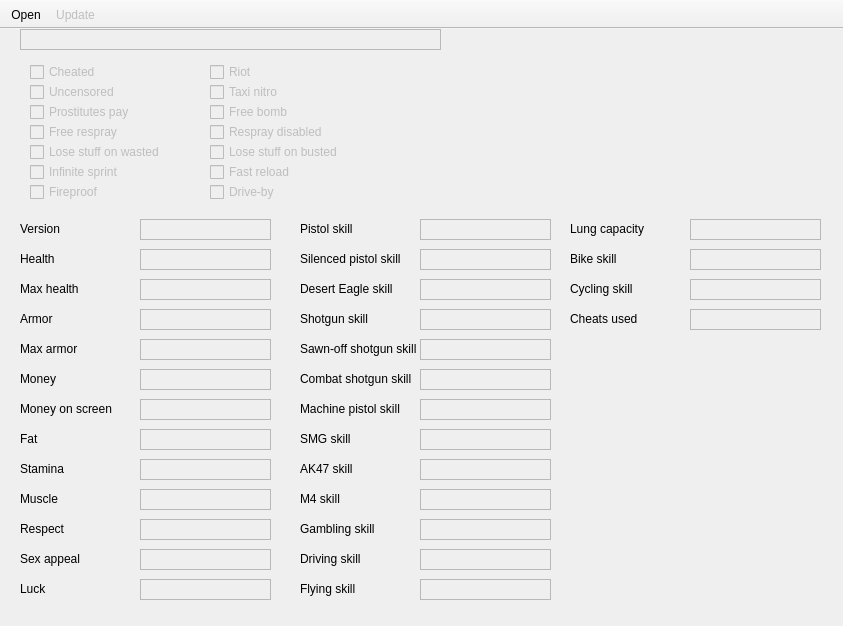
zyzalfors/GTASASaveEditor, file mainform.ui: the form before one commit.
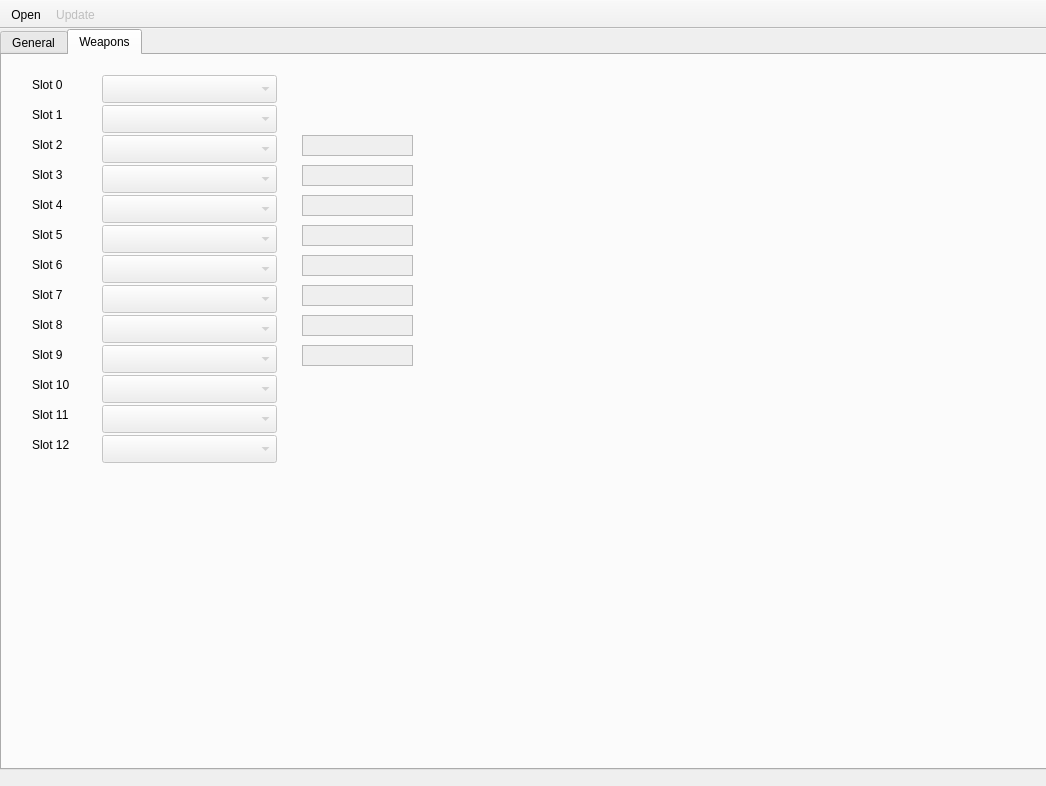
The form after the commit. Icons and pictures are not drawn.

What changed in the file:
```diff
--- a/mainform.ui
+++ b/mainform.ui
@@ -6,8 +6,8 @@
    <rect>
     <x>0</x>
     <y>0</y>
-    <width>843</width>
-    <height>626</height>
+    <width>1046</width>
+    <height>786</height>
    </rect>
   </property>
   <property name="acceptDrops">
@@ -16,8 +16,24 @@
   <property name="windowTitle">
    <string>GTA SA Save Editor</string>
   </property>
-  <widget class="QWidget" name="centralwidget">
-   <widget class="QCheckBox" name="check1">
+  <widget class="QWidget" name="centralWidget">
+   <widget class="QTabWidget" name="tabs">
+    <property name="geometry">
+     <rect>
+      <x>0</x>
+      <y>0</y>
+      <width>1051</width>
+      <height>741</height>
+     </rect>
+    </property>
+    <property name="currentIndex">
+     <number>1</number>
+    </property>
+    <widget class="QWidget" name="genTab">
+     <attribute name="title">
+      <string>General</string>
+     </attribute>
+     <widget class="QCheckBox" name="check0">
     <property name="enabled">
      <bool>false</bool>
     </property>
@@ -33,7 +49,7 @@
      <string>Cheated</string>
     </property>
    </widget>
-   <widget class="QCheckBox" name="check2">
+     <widget class="QCheckBox" name="check1">
     <property name="enabled">
      <bool>false</bool>
     </property>
@@ -49,7 +65,7 @@
      <string>Riot</string>
     </property>
    </widget>
-   <widget class="QCheckBox" name="check3">
+     <widget class="QCheckBox" name="check2">
     <property name="enabled">
      <bool>false</bool>
     </property>
@@ -65,7 +81,7 @@
      <string>Uncensored</string>
     </property>
    </widget>
-   <widget class="QCheckBox" name="check4">
+     <widget class="QCheckBox" name="check3">
     <property name="enabled">
      <bool>false</bool>
     </property>
@@ -81,7 +97,7 @@
      <string>Taxi nitro</string>
     </property>
    </widget>
-   <widget class="QCheckBox" name="check5">
+     <widget class="QCheckBox" name="check4">
     <property name="enabled">
      <bool>false</bool>
     </property>
@@ -97,7 +113,7 @@
      <string>Prostitutes pay</string>
     </property>
    </widget>
-   <widget class="QCheckBox" name="check6">
+     <widget class="QCheckBox" name="check5">
     <property name="enabled">
      <bool>false</bool>
     </property>
@@ -113,7 +129,7 @@
      <string>Free bomb</string>
     </property>
    </widget>
-   <widget class="QCheckBox" name="check7">
+     <widget class="QCheckBox" name="check6">
     <property name="enabled">
      <bool>false</bool>
     </property>
@@ -129,7 +145,7 @@
      <string>Free respray</string>
     </property>
    </widget>
-   <widget class="QCheckBox" name="check8">
+     <widget class="QCheckBox" name="check7">
     <property name="enabled">
      <bool>false</bool>
     </property>
@@ -145,7 +161,7 @@
      <string>Respray disabled</string>
     </property>
    </widget>
-   <widget class="QCheckBox" name="check9">
+     <widget class="QCheckBox" name="check8">
     <property name="enabled">
      <bool>false</bool>
     </property>
@@ -161,7 +177,7 @@
      <string>Lose stuff on wasted</string>
     </property>
    </widget>
-   <widget class="QCheckBox" name="check10">
+     <widget class="QCheckBox" name="check9">
     <property name="enabled">
      <bool>false</bool>
     </property>
@@ -177,7 +193,7 @@
      <string>Lose stuff on busted</string>
     </property>
    </widget>
-   <widget class="QCheckBox" name="check11">
+     <widget class="QCheckBox" name="check10">
     <property name="enabled">
      <bool>false</bool>
     </property>
@@ -193,7 +209,7 @@
      <string>Infinite sprint</string>
     </property>
    </widget>
-   <widget class="QCheckBox" name="check12">
+     <widget class="QCheckBox" name="check11">
     <property name="enabled">
      <bool>false</bool>
     </property>
@@ -209,7 +225,7 @@
      <string>Fast reload</string>
     </property>
    </widget>
-   <widget class="QCheckBox" name="check13">
+     <widget class="QCheckBox" name="check12">
     <property name="enabled">
      <bool>false</bool>
     </property>
@@ -225,7 +241,7 @@
      <string>Fireproof</string>
     </property>
    </widget>
-   <widget class="QCheckBox" name="check14">
+     <widget class="QCheckBox" name="check13">
     <property name="enabled">
      <bool>false</bool>
     </property>
@@ -1735,6 +1751,592 @@
     <property name="undoRedoEnabled">
      <bool>false</bool>
     </property>
+     </widget>
+     <widget class="QCheckBox" name="check14">
+      <property name="enabled">
+       <bool>false</bool>
+      </property>
+      <property name="geometry">
+       <rect>
+        <x>390</x>
+        <y>30</y>
+        <width>131</width>
+        <height>26</height>
+       </rect>
+      </property>
+      <property name="text">
+       <string>Roadblocked SF</string>
+      </property>
+     </widget>
+     <widget class="QCheckBox" name="check16">
+      <property name="enabled">
+       <bool>false</bool>
+      </property>
+      <property name="geometry">
+       <rect>
+        <x>390</x>
+        <y>50</y>
+        <width>131</width>
+        <height>26</height>
+       </rect>
+      </property>
+      <property name="text">
+       <string>Roadblocked LV</string>
+      </property>
+     </widget>
+    </widget>
+    <widget class="QWidget" name="weapTab">
+     <attribute name="title">
+      <string>Weapons</string>
+     </attribute>
+     <widget class="QLabel" name="label31">
+      <property name="geometry">
+       <rect>
+        <x>30</x>
+        <y>20</y>
+        <width>63</width>
+        <height>20</height>
+       </rect>
+      </property>
+      <property name="text">
+       <string>Slot 0</string>
+      </property>
+     </widget>
+     <widget class="QLabel" name="label32">
+      <property name="geometry">
+       <rect>
+        <x>30</x>
+        <y>50</y>
+        <width>63</width>
+        <height>20</height>
+       </rect>
+      </property>
+      <property name="text">
+       <string>Slot 1</string>
+      </property>
+     </widget>
+     <widget class="QLabel" name="label33">
+      <property name="geometry">
+       <rect>
+        <x>30</x>
+        <y>80</y>
+        <width>63</width>
+        <height>20</height>
+       </rect>
+      </property>
+      <property name="text">
+       <string>Slot 2</string>
+      </property>
+     </widget>
+     <widget class="QLabel" name="label34">
+      <property name="geometry">
+       <rect>
+        <x>30</x>
+        <y>110</y>
+        <width>63</width>
+        <height>20</height>
+       </rect>
+      </property>
+      <property name="text">
+       <string>Slot 3</string>
+      </property>
+     </widget>
+     <widget class="QLabel" name="label35">
+      <property name="geometry">
+       <rect>
+        <x>30</x>
+        <y>140</y>
+        <width>63</width>
+        <height>20</height>
+       </rect>
+      </property>
+      <property name="text">
+       <string>Slot 4</string>
+      </property>
+     </widget>
+     <widget class="QLabel" name="label36">
+      <property name="geometry">
+       <rect>
+        <x>30</x>
+        <y>170</y>
+        <width>63</width>
+        <height>20</height>
+       </rect>
+      </property>
+      <property name="text">
+       <string>Slot 5</string>
+      </property>
+     </widget>
+     <widget class="QLabel" name="label37">
+      <property name="geometry">
+       <rect>
+        <x>30</x>
+        <y>200</y>
+        <width>63</width>
+        <height>20</height>
+       </rect>
+      </property>
+      <property name="text">
+       <string>Slot 6</string>
+      </property>
+     </widget>
+     <widget class="QLabel" name="label38">
+      <property name="geometry">
+       <rect>
+        <x>30</x>
+        <y>230</y>
+        <width>63</width>
+        <height>20</height>
+       </rect>
+      </property>
+      <property name="text">
+       <string>Slot 7</string>
+      </property>
+     </widget>
+     <widget class="QLabel" name="label39">
+      <property name="geometry">
+       <rect>
+        <x>30</x>
+        <y>260</y>
+        <width>63</width>
+        <height>20</height>
+       </rect>
+      </property>
+      <property name="text">
+       <string>Slot 8</string>
+      </property>
+     </widget>
+     <widget class="QLabel" name="label40">
+      <property name="geometry">
+       <rect>
+        <x>30</x>
+        <y>290</y>
+        <width>63</width>
+        <height>20</height>
+       </rect>
+      </property>
+      <property name="text">
+       <string>Slot 9</string>
+      </property>
+     </widget>
+     <widget class="QLabel" name="label41">
+      <property name="geometry">
+       <rect>
+        <x>30</x>
+        <y>320</y>
+        <width>63</width>
+        <height>20</height>
+       </rect>
+      </property>
+      <property name="text">
+       <string>Slot 10</string>
+      </property>
+     </widget>
+     <widget class="QLabel" name="label42">
+      <property name="geometry">
+       <rect>
+        <x>30</x>
+        <y>350</y>
+        <width>63</width>
+        <height>20</height>
+       </rect>
+      </property>
+      <property name="text">
+       <string>Slot 11</string>
+      </property>
+     </widget>
+     <widget class="QLabel" name="label43">
+      <property name="geometry">
+       <rect>
+        <x>30</x>
+        <y>380</y>
+        <width>63</width>
+        <height>20</height>
+       </rect>
+      </property>
+      <property name="text">
+       <string>Slot 12</string>
+      </property>
+     </widget>
+     <widget class="QComboBox" name="combo0">
+      <property name="enabled">
+       <bool>false</bool>
+      </property>
+      <property name="geometry">
+       <rect>
+        <x>100</x>
+        <y>20</y>
+        <width>175</width>
+        <height>28</height>
+       </rect>
+      </property>
+     </widget>
+     <widget class="QComboBox" name="combo1">
+      <property name="enabled">
+       <bool>false</bool>
+      </property>
+      <property name="geometry">
+       <rect>
+        <x>100</x>
+        <y>50</y>
+        <width>175</width>
+        <height>28</height>
+       </rect>
+      </property>
+     </widget>
+     <widget class="QComboBox" name="combo2">
+      <property name="enabled">
+       <bool>false</bool>
+      </property>
+      <property name="geometry">
+       <rect>
+        <x>100</x>
+        <y>80</y>
+        <width>175</width>
+        <height>28</height>
+       </rect>
+      </property>
+     </widget>
+     <widget class="QComboBox" name="combo3">
+      <property name="enabled">
+       <bool>false</bool>
+      </property>
+      <property name="geometry">
+       <rect>
+        <x>100</x>
+        <y>110</y>
+        <width>175</width>
+        <height>28</height>
+       </rect>
+      </property>
+     </widget>
+     <widget class="QComboBox" name="combo4">
+      <property name="enabled">
+       <bool>false</bool>
+      </property>
+      <property name="geometry">
+       <rect>
+        <x>100</x>
+        <y>140</y>
+        <width>175</width>
+        <height>28</height>
+       </rect>
+      </property>
+     </widget>
+     <widget class="QComboBox" name="combo5">
+      <property name="enabled">
+       <bool>false</bool>
+      </property>
+      <property name="geometry">
+       <rect>
+        <x>100</x>
+        <y>170</y>
+        <width>175</width>
+        <height>28</height>
+       </rect>
+      </property>
+     </widget>
+     <widget class="QComboBox" name="combo6">
+      <property name="enabled">
+       <bool>false</bool>
+      </property>
+      <property name="geometry">
+       <rect>
+        <x>100</x>
+        <y>200</y>
+        <width>175</width>
+        <height>28</height>
+       </rect>
+      </property>
+     </widget>
+     <widget class="QComboBox" name="combo7">
+      <property name="enabled">
+       <bool>false</bool>
+      </property>
+      <property name="geometry">
+       <rect>
+        <x>100</x>
+        <y>230</y>
+        <width>175</width>
+        <height>28</height>
+       </rect>
+      </property>
+     </widget>
+     <widget class="QComboBox" name="combo8">
+      <property name="enabled">
+       <bool>false</bool>
+      </property>
+      <property name="geometry">
+       <rect>
+        <x>100</x>
+        <y>260</y>
+        <width>175</width>
+        <height>28</height>
+       </rect>
+      </property>
+     </widget>
+     <widget class="QComboBox" name="combo9">
+      <property name="enabled">
+       <bool>false</bool>
+      </property>
+      <property name="geometry">
+       <rect>
+        <x>100</x>
+        <y>290</y>
+        <width>175</width>
+        <height>28</height>
+       </rect>
+      </property>
+     </widget>
+     <widget class="QComboBox" name="combo10">
+      <property name="enabled">
+       <bool>false</bool>
+      </property>
+      <property name="geometry">
+       <rect>
+        <x>100</x>
+        <y>320</y>
+        <width>175</width>
+        <height>28</height>
+       </rect>
+      </property>
+     </widget>
+     <widget class="QComboBox" name="combo11">
+      <property name="enabled">
+       <bool>false</bool>
+      </property>
+      <property name="geometry">
+       <rect>
+        <x>100</x>
+        <y>350</y>
+        <width>175</width>
+        <height>28</height>
+       </rect>
+      </property>
+     </widget>
+     <widget class="QComboBox" name="combo12">
+      <property name="enabled">
+       <bool>false</bool>
+      </property>
+      <property name="geometry">
+       <rect>
+        <x>100</x>
+        <y>380</y>
+        <width>175</width>
+        <height>28</height>
+       </rect>
+      </property>
+     </widget>
+     <widget class="QPlainTextEdit" name="text31">
+      <property name="enabled">
+       <bool>false</bool>
+      </property>
+      <property name="geometry">
+       <rect>
+        <x>300</x>
+        <y>80</y>
+        <width>111</width>
+        <height>21</height>
+       </rect>
+      </property>
+      <property name="acceptDrops">
+       <bool>false</bool>
+      </property>
+      <property name="verticalScrollBarPolicy">
+       <enum>Qt::ScrollBarPolicy::ScrollBarAlwaysOff</enum>
+      </property>
+      <property name="horizontalScrollBarPolicy">
+       <enum>Qt::ScrollBarPolicy::ScrollBarAlwaysOff</enum>
+      </property>
+      <property name="documentTitle">
+       <string>Slot2 Ammo</string>
+      </property>
+      <property name="undoRedoEnabled">
+       <bool>false</bool>
+      </property>
+     </widget>
+     <widget class="QPlainTextEdit" name="text32">
+      <property name="enabled">
+       <bool>false</bool>
+      </property>
+      <property name="geometry">
+       <rect>
+        <x>300</x>
+        <y>110</y>
+        <width>111</width>
+        <height>21</height>
+       </rect>
+      </property>
+      <property name="acceptDrops">
+       <bool>false</bool>
+      </property>
+      <property name="frameShape">
+       <enum>QFrame::Shape::StyledPanel</enum>
+      </property>
+      <property name="verticalScrollBarPolicy">
+       <enum>Qt::ScrollBarPolicy::ScrollBarAlwaysOff</enum>
+      </property>
+      <property name="horizontalScrollBarPolicy">
+       <enum>Qt::ScrollBarPolicy::ScrollBarAlwaysOff</enum>
+      </property>
+      <property name="documentTitle">
+       <string>Slot3 Ammo</string>
+      </property>
+      <property name="undoRedoEnabled">
+       <bool>false</bool>
+      </property>
+     </widget>
+     <widget class="QPlainTextEdit" name="text33">
+      <property name="enabled">
+       <bool>false</bool>
+      </property>
+      <property name="geometry">
+       <rect>
+        <x>300</x>
+        <y>140</y>
+        <width>111</width>
+        <height>21</height>
+       </rect>
+      </property>
+      <property name="verticalScrollBarPolicy">
+       <enum>Qt::ScrollBarPolicy::ScrollBarAlwaysOff</enum>
+      </property>
+      <property name="horizontalScrollBarPolicy">
+       <enum>Qt::ScrollBarPolicy::ScrollBarAlwaysOff</enum>
+      </property>
+      <property name="documentTitle">
+       <string>Slot4 Ammo</string>
+      </property>
+      <property name="undoRedoEnabled">
+       <bool>false</bool>
+      </property>
+     </widget>
+     <widget class="QPlainTextEdit" name="text34">
+      <property name="enabled">
+       <bool>false</bool>
+      </property>
+      <property name="geometry">
+       <rect>
+        <x>300</x>
+        <y>170</y>
+        <width>111</width>
+        <height>21</height>
+       </rect>
+      </property>
+      <property name="verticalScrollBarPolicy">
+       <enum>Qt::ScrollBarPolicy::ScrollBarAlwaysOff</enum>
+      </property>
+      <property name="horizontalScrollBarPolicy">
+       <enum>Qt::ScrollBarPolicy::ScrollBarAlwaysOff</enum>
+      </property>
+      <property name="documentTitle">
+       <string>Slot5 Ammo</string>
+      </property>
+      <property name="undoRedoEnabled">
+       <bool>false</bool>
+      </property>
+     </widget>
+     <widget class="QPlainTextEdit" name="text35">
+      <property name="enabled">
+       <bool>false</bool>
+      </property>
+      <property name="geometry">
+       <rect>
+        <x>300</x>
+        <y>200</y>
+        <width>111</width>
+        <height>21</height>
+       </rect>
+      </property>
+      <property name="verticalScrollBarPolicy">
+       <enum>Qt::ScrollBarPolicy::ScrollBarAlwaysOff</enum>
+      </property>
+      <property name="horizontalScrollBarPolicy">
+       <enum>Qt::ScrollBarPolicy::ScrollBarAlwaysOff</enum>
+      </property>
+      <property name="documentTitle">
+       <string>Slot6 Ammo</string>
+      </property>
+      <property name="undoRedoEnabled">
+       <bool>false</bool>
+      </property>
+     </widget>
+     <widget class="QPlainTextEdit" name="text36">
+      <property name="enabled">
+       <bool>false</bool>
+      </property>
+      <property name="geometry">
+       <rect>
+        <x>300</x>
+        <y>230</y>
+        <width>111</width>
+        <height>21</height>
+       </rect>
+      </property>
+      <property name="verticalScrollBarPolicy">
+       <enum>Qt::ScrollBarPolicy::ScrollBarAlwaysOff</enum>
+      </property>
+      <property name="horizontalScrollBarPolicy">
+       <enum>Qt::ScrollBarPolicy::ScrollBarAlwaysOff</enum>
+      </property>
+      <property name="documentTitle">
+       <string>Slot7 Ammo</string>
+      </property>
+      <property name="undoRedoEnabled">
+       <bool>false</bool>
+      </property>
+     </widget>
+     <widget class="QPlainTextEdit" name="text37">
+      <property name="enabled">
+       <bool>false</bool>
+      </property>
+      <property name="geometry">
+       <rect>
+        <x>300</x>
+        <y>260</y>
+        <width>111</width>
+        <height>21</height>
+       </rect>
+      </property>
+      <property name="verticalScrollBarPolicy">
+       <enum>Qt::ScrollBarPolicy::ScrollBarAlwaysOff</enum>
+      </property>
+      <property name="horizontalScrollBarPolicy">
+       <enum>Qt::ScrollBarPolicy::ScrollBarAlwaysOff</enum>
+      </property>
+      <property name="documentTitle">
+       <string>Slot8 Ammo</string>
+      </property>
+      <property name="undoRedoEnabled">
+       <bool>false</bool>
+      </property>
+     </widget>
+     <widget class="QPlainTextEdit" name="text38">
+      <property name="enabled">
+       <bool>false</bool>
+      </property>
+      <property name="geometry">
+       <rect>
+        <x>300</x>
+        <y>290</y>
+        <width>111</width>
+        <height>21</height>
+       </rect>
+      </property>
+      <property name="verticalScrollBarPolicy">
+       <enum>Qt::ScrollBarPolicy::ScrollBarAlwaysOff</enum>
+      </property>
+      <property name="horizontalScrollBarPolicy">
+       <enum>Qt::ScrollBarPolicy::ScrollBarAlwaysOff</enum>
+      </property>
+      <property name="documentTitle">
+       <string>Slot9 Ammo</string>
+      </property>
+      <property name="undoRedoEnabled">
+       <bool>false</bool>
+      </property>
+     </widget>
+    </widget>
    </widget>
   </widget>
   <widget class="QToolBar" name="toolBar">
```
Lines whose indentation alone changed are shown as unchanged.
